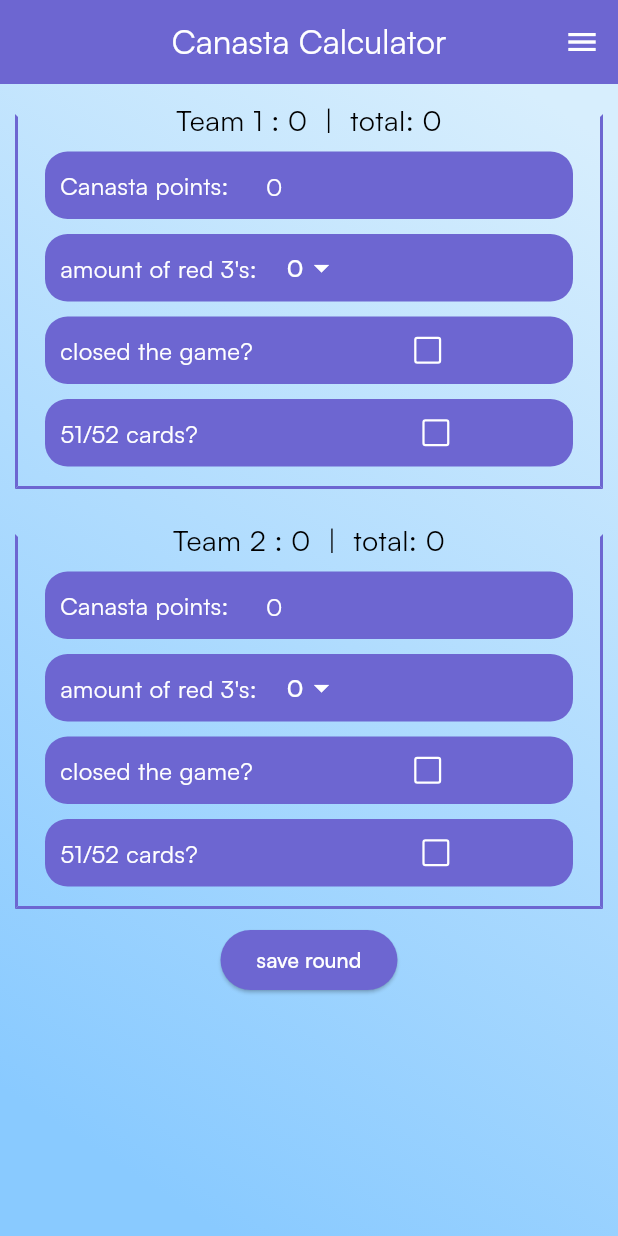
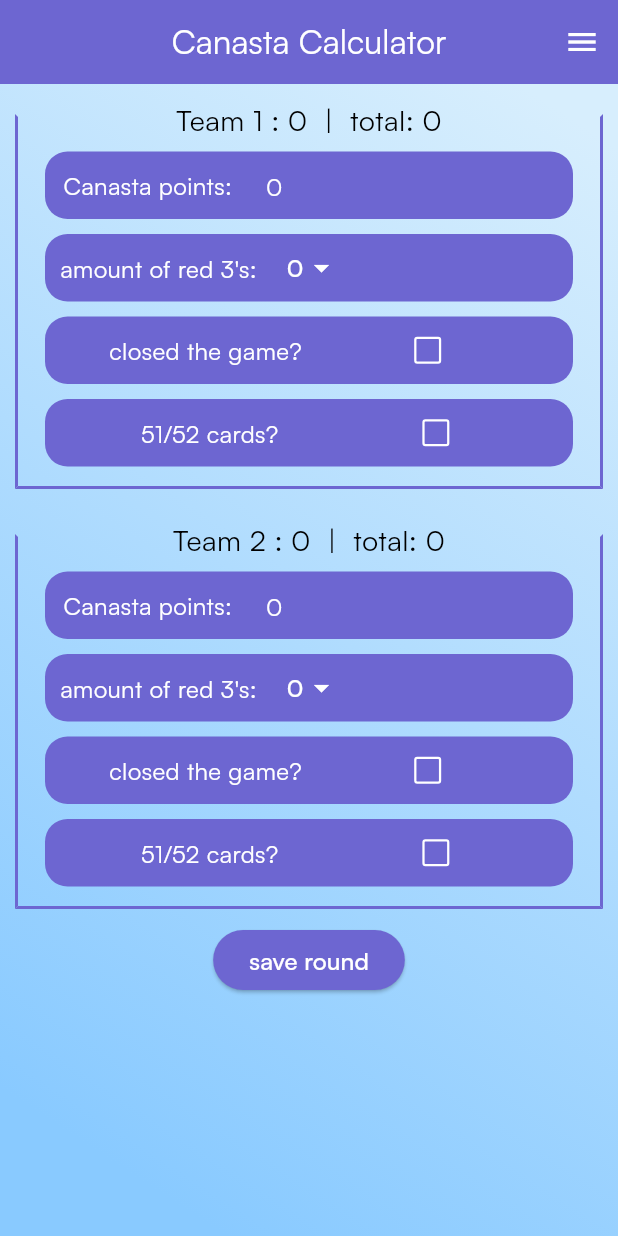
Before and after one commit to qngxl/canasta, a Flutter app: the screen it shows after launch, on a phone screen of 412 x 824 dp. Run offline on Flutter 3.47's test engine with Material 3 defaults, Android fonts, the phone set to English and light mode, and no system bars; our stand-ins replace shared_preferences.

Commit message:
added textalign paratemer to canastatext, replaced all texts with CanastaText, textalign.left doesnt work in checkbox_container.dart in line 34

```diff
--- a/lib/canasta_button.dart
+++ b/lib/canasta_button.dart
@@ -1,4 +1,5 @@
 import 'package:flutter/material.dart';
+import 'canasta_text.dart';
 import 'global.dart';
 
 class CanastaButton extends StatelessWidget {
@@ -15,10 +16,7 @@ class CanastaButton extends StatelessWidget {
       style: ElevatedButton.styleFrom(
         backgroundColor: preferedColor,
       ),
-      child: Text(
-        buttonText,
-        style: TextStyle(color: preferedTextColor),
-      ),
+      child: CanastaText(buttonText),
     );
   }
 }
--- a/lib/canasta_text.dart
+++ b/lib/canasta_text.dart
@@ -5,20 +5,23 @@ class CanastaText extends StatelessWidget {
   const CanastaText(this.text,
       {super.key,
       this.background = const Color.fromARGB(255, 109, 102, 209),
-      this.size = 16});
+      this.size = 16,
+      this.textAlign = TextAlign.center});
 
   final String text;
   final Color background;
   final double size;
+  final TextAlign? textAlign;
 
   @override
   Widget build(BuildContext context) {
     return Text(
       text,
+      textAlign: TextAlign.center,
       style: TextStyle(
           fontSize: size,
           color: preferedTextColor,
-          backgroundColor: background),
+          backgroundColor: Colors.transparent),
     );
   }
 }
--- a/lib/checkbox_container.dart
+++ b/lib/checkbox_container.dart
@@ -1,6 +1,7 @@
 // import 'dart:nativewrappers/_internal/vm/lib/ffi_allocation_patch.dart';
 
 import 'package:flutter/material.dart';
+import 'canasta_text.dart';
 import 'global.dart';
 
 class CheckboxContainer extends StatelessWidget {
@@ -28,8 +29,10 @@ class CheckboxContainer extends StatelessWidget {
         children: [
           Padding(
             padding: insets,
-            child: Text(checkboxText,
-                style: TextStyle(fontSize: 16, color: preferedTextColor)),
+            child: CanastaText(
+              checkboxText,
+              textAlign: TextAlign.left,
+            ),
           ),
           Padding(
             padding: const EdgeInsets.fromLTRB(7, 10, 10, 10),
--- a/lib/main.dart
+++ b/lib/main.dart
@@ -118,11 +118,13 @@ class _MainPageState extends State<MainPage>
             child: Scaffold(
               backgroundColor: Colors.transparent,
               appBar: AppBar(
-                backgroundColor: preferedColor,
-                foregroundColor: preferedTextColor,
-                centerTitle: true,
-                title: const Text("Canasta Calculator"),
-              ),
+                  backgroundColor: preferedColor,
+                  foregroundColor: preferedTextColor,
+                  centerTitle: true,
+                  title: const CanastaText(
+                    "Canasta Calculator",
+                    size: 22,
+                  )),
               endDrawer: Align(
                 alignment: Alignment.topRight,
                 child: Container(
@@ -227,14 +229,14 @@ class _MainPageState extends State<MainPage>
           ),
           children: [
             const CanastaText("Round"),
-            Text(team1.teamName),
-            Text(team2.teamName),
+            CanastaText(team1.teamName),
+            CanastaText(team2.teamName),
           ]),
     );
     for (var i = 0; i < team1.roundPoints.length; i++) {
       rows.add(TableRow(
           decoration: BoxDecoration(
-              color: selectedIndex == i ? preferedColor : Colors.transparent),
+              color: selectedIndex == i ? preferedColor : preferedColor),
           children: [
             GestureDetector(
                 onTap: () {
@@ -242,10 +244,10 @@ class _MainPageState extends State<MainPage>
                     selectedIndex = i;
                   });
                 },
-                child: Text("${i + 1}")),
-            Text(
+                child: CanastaText("${i + 1}")),
+            CanastaText(
                 '${showAcumulatedRoundResults ? team1.getAccumulatedRoundPoints(i) : team1.getNotAcumulatedRoundPoints(i)}'),
-            Text(
+            CanastaText(
                 "${showAcumulatedRoundResults ? team2.getAccumulatedRoundPoints(i) : team2.getNotAcumulatedRoundPoints(i)}"),
           ]));
     }
--- a/lib/team_container.dart
+++ b/lib/team_container.dart
@@ -3,6 +3,7 @@
 import 'package:canasta/team.dart';
 import 'package:flutter/material.dart';
 
+import 'canasta_text.dart';
 import 'checkbox_container.dart';
 import 'textfield_container.dart';
 import 'titled_container.dart';
@@ -57,10 +58,7 @@ class TeamContainerState extends State<TeamContainer> {
               children: [
                 Padding(
                   padding: insets,
-                  child: Text(
-                    "amount of red 3's:",
-                    style: TextStyle(fontSize: 16, color: preferedTextColor),
-                  ),
+                  child: CanastaText("amount of red 3's:"),
                 ),
                 DropdownButtonHideUnderline(
                   child: DropdownButton(
@@ -68,42 +66,14 @@ class TeamContainerState extends State<TeamContainer> {
                     iconSize: 24,
                     borderRadius: BorderRadius.circular(10),
                     dropdownColor: preferedColor,
-                    items: [
-                      DropdownMenuItem(
-                          value: "0",
-                          child: Text("0",
-                              style: TextStyle(
-                                  fontSize: 16, color: preferedTextColor))),
-                      DropdownMenuItem(
-                          value: "1",
-                          child: Text("1",
-                              style: TextStyle(
-                                  fontSize: 16, color: preferedTextColor))),
-                      DropdownMenuItem(
-                          value: "2",
-                          child: Text("2",
-                              style: TextStyle(
-                                  fontSize: 16, color: preferedTextColor))),
-                      DropdownMenuItem(
-                          value: "3",
-                          child: Text("3",
-                              style: TextStyle(
-                                  fontSize: 16, color: preferedTextColor))),
-                      DropdownMenuItem(
-                          value: "4",
-                          child: Text("4",
-                              style: TextStyle(
-                                  fontSize: 16, color: preferedTextColor))),
-                      DropdownMenuItem(
-                          value: "5",
-                          child: Text("5",
-                              style: TextStyle(
-                                  fontSize: 16, color: preferedTextColor))),
-                      DropdownMenuItem(
-                          value: "6",
-                          child: Text("6",
-                              style: TextStyle(
-                                  fontSize: 16, color: preferedTextColor))),
+                    items: const [
+                      DropdownMenuItem(value: "0", child: CanastaText("0")),
+                      DropdownMenuItem(value: "1", child: CanastaText("1")),
+                      DropdownMenuItem(value: "2", child: CanastaText("2")),
+                      DropdownMenuItem(value: "3", child: CanastaText("3")),
+                      DropdownMenuItem(value: "4", child: CanastaText("4")),
+                      DropdownMenuItem(value: "5", child: CanastaText("5")),
+                      DropdownMenuItem(value: "6", child: CanastaText("6")),
                     ],
                     onChanged: (value) {
                       setState(() {
--- a/lib/textfield_container.dart
+++ b/lib/textfield_container.dart
@@ -1,6 +1,7 @@
 // import 'dart:nativewrappers/_internal/vm/lib/ffi_allocation_patch.dart';
 
 import 'package:flutter/material.dart';
+import 'canasta_text.dart';
 import 'global.dart';
 
 class TextfieldContainer extends StatelessWidget {
@@ -27,8 +28,7 @@ class TextfieldContainer extends StatelessWidget {
         children: [
           Padding(
             padding: insets,
-            child: Text(textfieldText,
-                style: TextStyle(fontSize: 16, color: preferedTextColor)),
+            child: CanastaText(textfieldText),
           ),
           Expanded(
             child: Padding(
```
